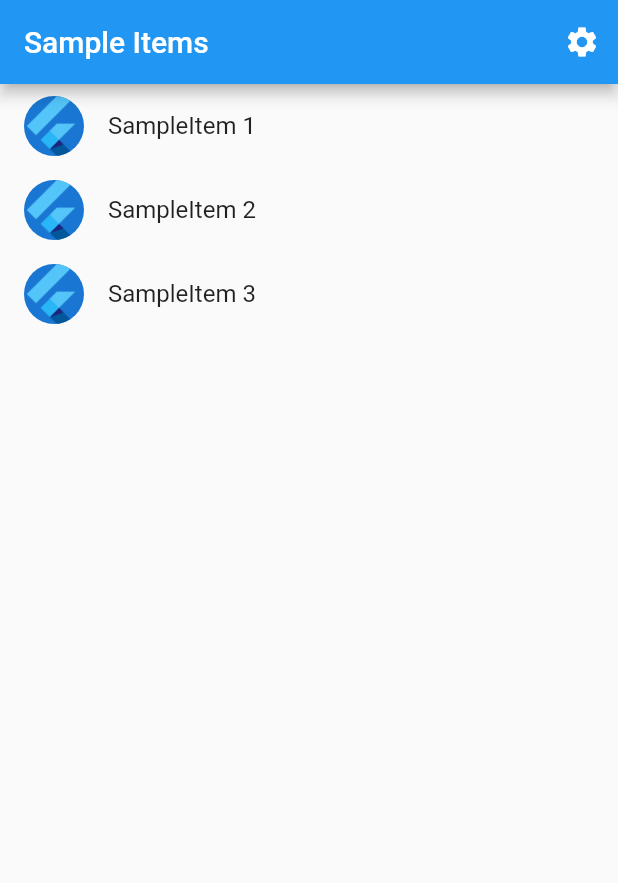
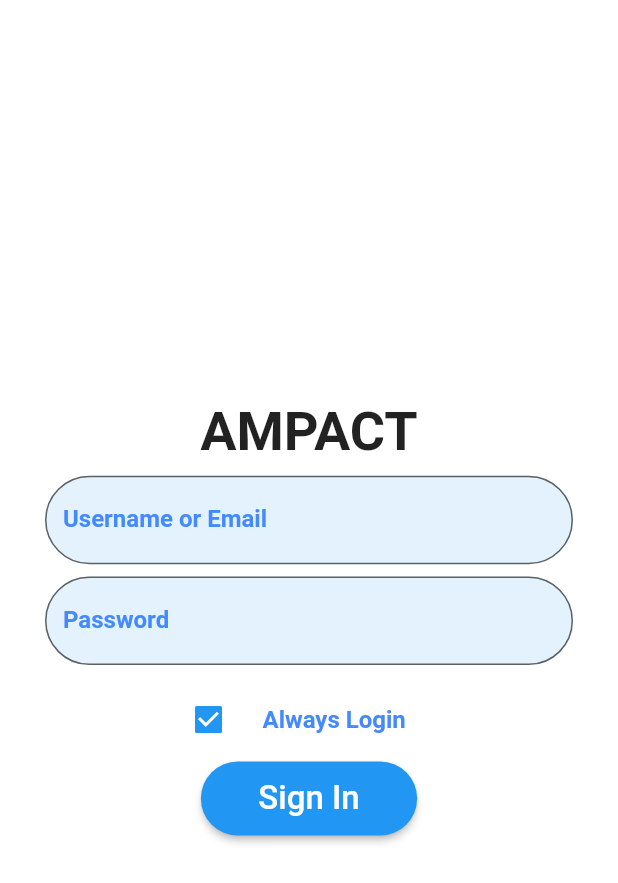
Before and after one commit to DisezZ/AMPACT, a Flutter app: the screen it shows after launch, on a phone screen of 412 x 824 dp. Shown: the top 883 px of the screen. Run offline on Flutter 3.47's test engine with Material 2 defaults, Android fonts, the light colour scheme and no system bars; generated files the repository leaves out were written again.

Commit message:
signin view 1st draft

```diff
--- a/lib/src/app.dart
+++ b/lib/src/app.dart
@@ -6,6 +6,8 @@ import 'sample_feature/sample_item_details_view.dart';
 import 'sample_feature/sample_item_list_view.dart';
 import 'settings/settings_controller.dart';
 import 'settings/settings_view.dart';
+
+import 'authentication/sign_in/sign_in_view.dart';
 
 /// The Widget that configures your application.
 class MyApp extends StatelessWidget {
@@ -73,7 +75,7 @@ class MyApp extends StatelessWidget {
                     return const SampleItemDetailsView();
                   case SampleItemListView.routeName:
                   default:
-                    return const SampleItemListView();
+                    return const SignInView();
                 }
               },
             );
--- /dev/null
+++ b/lib/src/authentication/models/user_info.dart
@@ -0,0 +1,5 @@
+class CustomUser {
+  final String? uid;
+
+  CustomUser({this.uid});
+}
--- /dev/null
+++ b/lib/src/authentication/sign_in/sign_in_view.dart
@@ -0,0 +1,126 @@
+import 'package:flutter/material.dart';
+
+class SignInView extends StatefulWidget {
+  const SignInView({Key? key}) : super(key: key);
+
+  @override
+  _SignInViewState createState() => _SignInViewState();
+}
+
+class _SignInViewState extends State<SignInView> {
+  bool? _checked = true;
+
+  Color getColor(Set<MaterialState> states) {
+    const Set<MaterialState> interactiveStates = <MaterialState>{
+      MaterialState.pressed,
+      MaterialState.hovered,
+      MaterialState.focused,
+    };
+    if (states.any(interactiveStates.contains)) {
+      return Colors.blue;
+    }
+    return Colors.red;
+  }
+
+  @override
+  Widget build(BuildContext context) {
+    Size size = MediaQuery.of(context).size;
+
+    return Scaffold(
+      backgroundColor: Colors.white,
+      body: Container(
+        padding: const EdgeInsets.symmetric(vertical: 20.0, horizontal: 30.0),
+        child: Center(
+          child: Column(
+            mainAxisAlignment: MainAxisAlignment.center,
+            children: [
+              const Text(
+                'AMPACT',
+                style: TextStyle(fontSize: 36, fontWeight: FontWeight.bold),
+              ),
+              SizedBox(
+                height: size.height * 0.01,
+              ),
+              TextField(
+                decoration: InputDecoration(
+                  border: OutlineInputBorder(
+                    borderRadius: BorderRadius.circular(30.0),
+                  ),
+                  filled: true,
+                  fillColor: Colors.blue[50],
+                  labelText: 'Username or Email',
+                  labelStyle: const TextStyle(
+                    color: Colors.blueAccent,
+                    fontWeight: FontWeight.bold,
+                  ),
+                ),
+              ),
+              SizedBox(
+                height: size.height * 0.01,
+              ),
+              TextField(
+                obscureText: true,
+                decoration: InputDecoration(
+                  border: OutlineInputBorder(
+                    borderRadius: BorderRadius.circular(30.0),
+                  ),
+                  filled: true,
+                  fillColor: Colors.blue[50],
+                  labelText: 'Password',
+                  labelStyle: const TextStyle(
+                    color: Colors.blueAccent,
+                    fontWeight: FontWeight.bold,
+                  ),
+                ),
+              ),
+              SizedBox(
+                height: size.height * 0.01,
+              ),
+              Container(
+                width: size.width * 0.5,
+                child: CheckboxListTile(
+                  title: const Text(
+                    'Always Login',
+                    style: TextStyle(
+                      color: Colors.blueAccent,
+                      fontSize: 16,
+                      fontWeight: FontWeight.bold,
+                    ),
+                  ),
+                  checkColor: Colors.white,
+                  value: _checked,
+                  onChanged: (bool? value) {
+                    setState(() {
+                      _checked = value;
+                    });
+                  },
+                  controlAffinity: ListTileControlAffinity.leading,
+                ),
+              ),
+              SizedBox(
+                width: size.width*0.35,
+                height: size.height*0.06,
+                child: ElevatedButton(
+                  onPressed: () {},
+                  child: const Text(
+                    'Sign In',
+                    style: TextStyle(
+                        fontSize: 22
+                    ),
+                  ),
+                  style: ButtonStyle(
+                    shape: MaterialStateProperty.all<RoundedRectangleBorder>(
+                        RoundedRectangleBorder(
+                          borderRadius: BorderRadius.circular(50.0),
+                        )
+                    ),
+                  ),
+                ),
+              ),
+            ],
+          ),
+        ),
+      ),
+    );
+  }
+}
--- a/pubspec.yaml
+++ b/pubspec.yaml
@@ -14,6 +14,8 @@ dependencies:
     sdk: flutter
   flutter_localizations:
     sdk: flutter
+  firebase_auth: ^3.1.4
+  cloud_firestore: ^2.5.4
 
 dev_dependencies:
   flutter_test:
```
Also changed, not shown: lib/src/authentication/authentication_controller.dart (added), lib/src/authentication/authentication_service.dart (added), lib/src/authentication/authentication_view.dart (added), lib/src/authentication/authentication_wrapper.dart (added), lib/src/navigation/home/home_view.dart (added), lib/src/services/auth.dart (added), pubspec.lock, 3 other files.
